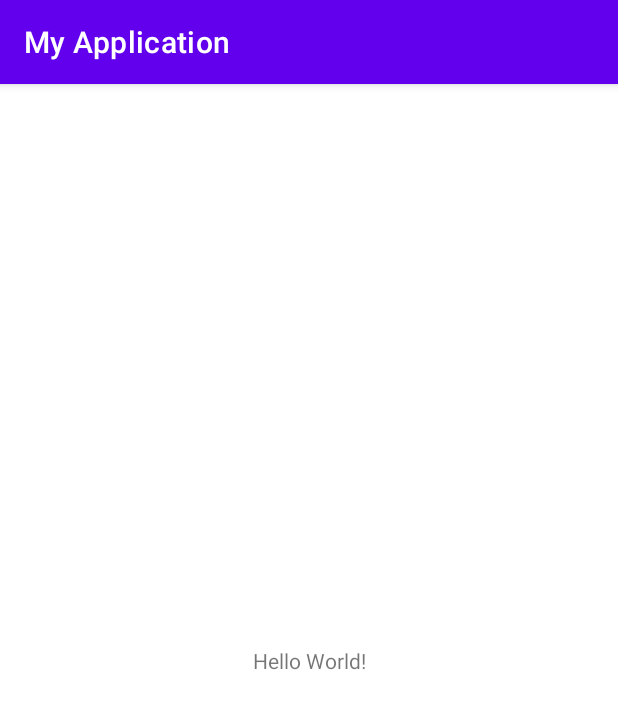
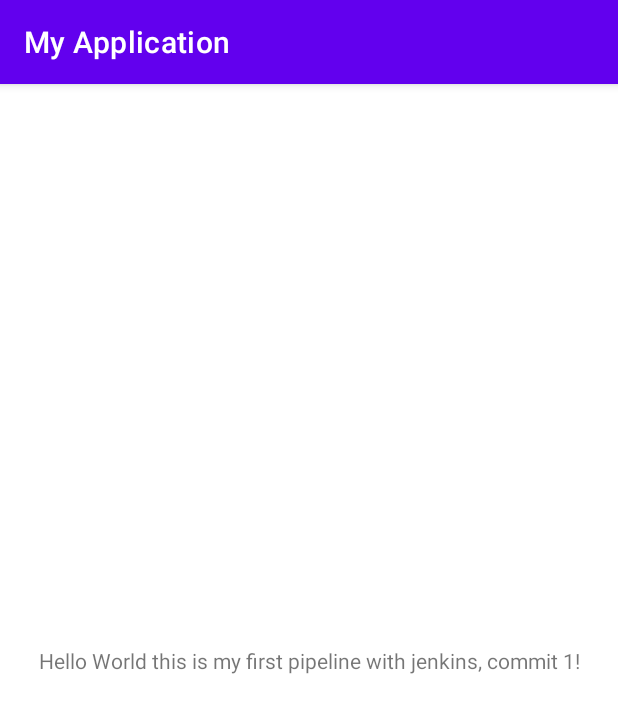
Before and after one commit to abhi10601060/JenkinsTestApp, an Android app: the screen it shows after launch (MainActivity), on a phone screen of 412 x 824 dp. Shown: the top 713 px of the screen. Run offline under Robolectric (Android 15) with nearby library versions, the phone set to English and light mode, and no system bars.

Commit message:
Update activity_main.xml

```diff
--- a/app/src/main/res/layout/activity_main.xml
+++ b/app/src/main/res/layout/activity_main.xml
@@ -9,7 +9,7 @@
     <TextView
         android:layout_width="wrap_content"
         android:layout_height="wrap_content"
-        android:text="Hello World!"
+        android:text="Hello World this is my first pipeline with jenkins, commit 1!"
         app:layout_constraintBottom_toBottomOf="parent"
         app:layout_constraintLeft_toLeftOf="parent"
         app:layout_constraintRight_toRightOf="parent"
```
